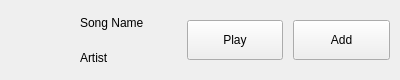
This is ui/song_item.ui in RonneyJR/python-app as Qt 5 draws it before an edit. The edited form follows.
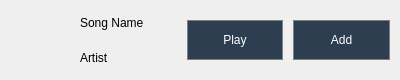
This is the edited form.

```diff
--- a/ui/song_item.ui
+++ b/ui/song_item.ui
@@ -77,6 +77,12 @@
        <height>40</height>
       </size>
      </property>
+     <property name="styleSheet">
+      <string notr="true">color: white; 
+background-color: #2c3e50; 
+border: 1px solid gray;
+padding: 5px;</string>
+     </property>
      <property name="text">
       <string>Play</string>
      </property>
@@ -90,6 +96,12 @@
        <height>40</height>
       </size>
      </property>
+     <property name="styleSheet">
+      <string notr="true">color: white; 
+background-color: #2c3e50; 
+border: 1px solid gray;
+padding: 5px;</string>
+     </property>
      <property name="text">
       <string>Add</string>
      </property>
```
Left out of the diff: 4 changed lines with no effect on the pictures.
